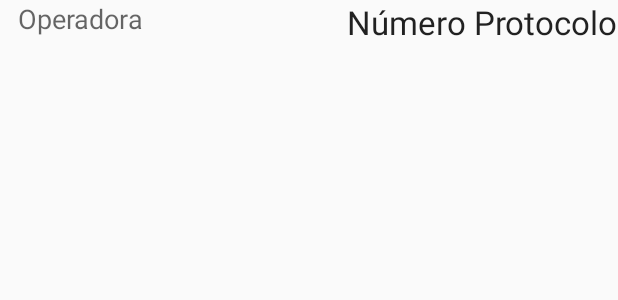
After one commit to rafaelcoutinho/cowbird, an Android app: the layout row_title.xml on its own in the app's theme, with its tools: preview values and no code run, on a phone screen of 412 x 824 dp. The commit adds this screen. Shown: the top 300 px of the screen. Run offline under Robolectric (Android 15) with nearby library versions, the phone set to English and light mode, and no system bars.

Commit message:
Fix Main activity listview

```diff
--- /dev/null
+++ b/app/src/main/res/layout/row_title.xml
@@ -0,0 +1,32 @@
+<?xml version="1.0" encoding="utf-8"?>
+<RelativeLayout xmlns:android="http://schemas.android.com/apk/res/android"
+    android:layout_width="match_parent"
+    android:layout_height="match_parent">
+
+
+    <TextView
+        android:id="@+id/lblOperator"
+        android:layout_width="wrap_content"
+        android:layout_height="wrap_content"
+        android:layout_alignParentLeft="true"
+        android:layout_alignParentStart="true"
+        android:layout_below="@+id/lblDate"
+        android:layout_gravity="left|bottom"
+        android:layout_marginLeft="12dp"
+        android:layout_marginStart="12dp"
+        android:text="Operadora"
+        android:textAppearance="?android:attr/textAppearanceMedium"></TextView>
+
+    <TextView
+        android:id="@+id/lblNumber"
+        android:layout_width="wrap_content"
+        android:layout_height="wrap_content"
+        android:layout_alignParentEnd="true"
+        android:layout_alignParentRight="true"
+        android:layout_alignTop="@+id/lblOperator"
+        android:layout_gravity="right|bottom"
+        android:text="Número Protocolo"
+        android:textAppearance="?android:attr/textAppearanceLarge"></TextView>
+
+
+</RelativeLayout>
```
Also changed, not shown: app/src/main/java/com/dc/cowbird/MainActivity.java (+40 -10 lines), app/src/main/java/com/dc/cowbird/vo/Protocol.java (+29 -0 lines), app/src/main/res/layout/empty_list.xml (added, +21 -0 lines).
